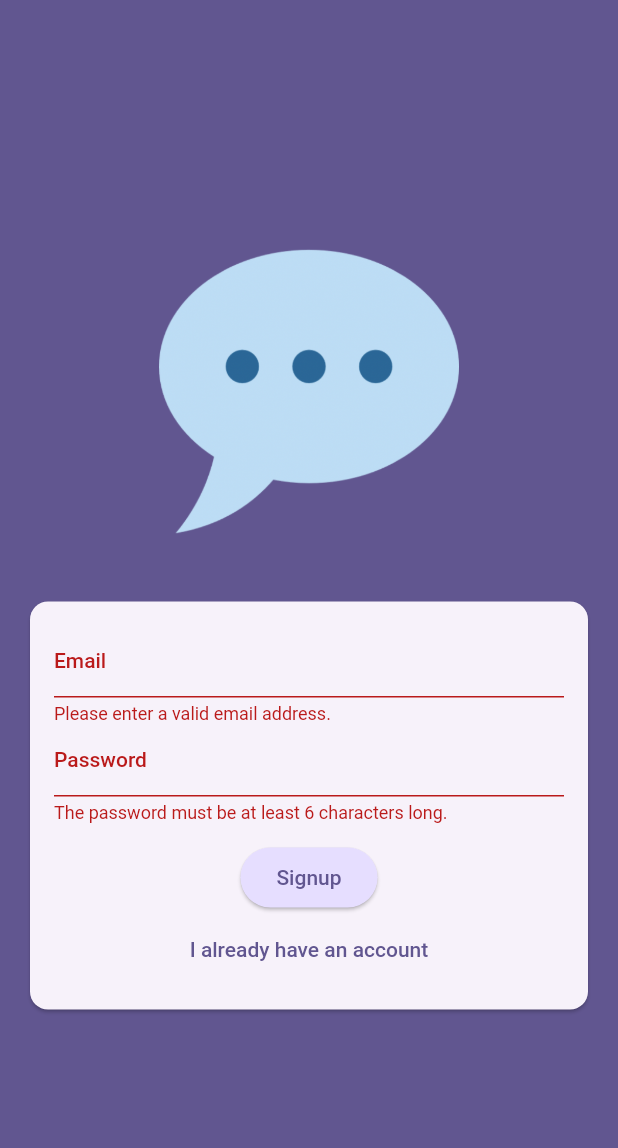
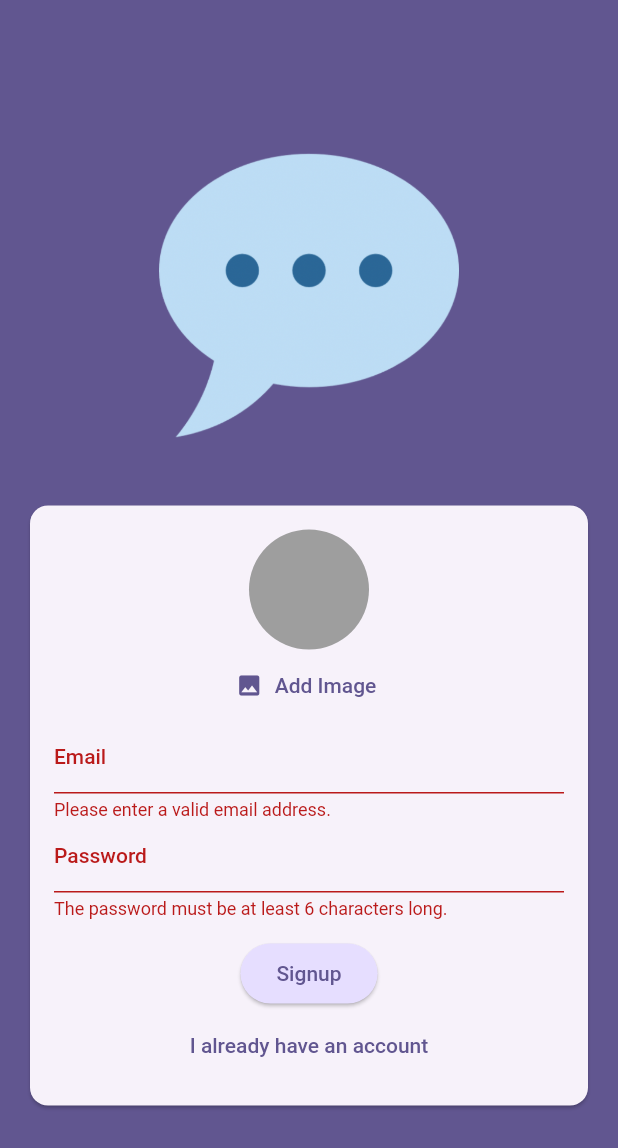
Before and after one commit to ferbucheli/Chat-app, a Flutter app: the screen it shows after launch, after a tap on "Login", after a tap on "Create an account", on a phone screen of 412 x 824 dp. Shown: the top 1148 px of the screen. Run offline on Flutter 3.47's test engine with Material 2 defaults, Android fonts, the phone set to English and light mode, and no system bars; our stand-ins replace firebase_auth, firebase_core, firebase_storage, image_picker; accounts and stored records are empty; generated files the repository leaves out were written again.

Commit message:
add image upload to Firebase

```diff
--- a/lib/main.dart
+++ b/lib/main.dart
@@ -1,5 +1,6 @@
 import 'package:chat_app/screens/auth.dart';
 import 'package:chat_app/screens/chat.dart';
+import 'package:chat_app/screens/splash.dart';
 import 'package:firebase_auth/firebase_auth.dart';
 import 'package:flutter/material.dart';
 import 'package:firebase_core/firebase_core.dart';
@@ -29,6 +30,9 @@ class App extends StatelessWidget {
       home: StreamBuilder(
         stream: FirebaseAuth.instance.authStateChanges(),
         builder: (ctx, snapshot) {
+          if (snapshot.connectionState == ConnectionState.waiting) {
+            return const SplashScreen();
+          }
           if (snapshot.hasData) {
             return const ChatScreen();
           }
--- a/lib/screens/auth.dart
+++ b/lib/screens/auth.dart
@@ -1,3 +1,7 @@
+import 'dart:io';
+
+import 'package:chat_app/widgets/user_image_picker.dart';
+import 'package:firebase_storage/firebase_storage.dart';
 import 'package:flutter/material.dart';
 import 'package:firebase_auth/firebase_auth.dart';
 
@@ -15,10 +19,21 @@ class _AuthScreenState extends State<AuthScreen> {
   var _isLogin = true;
   var _enteredEmail = '';
   var _enteredPassword = '';
+  File? _selectedImage;
 
   void _submit() async {
     final isValid = _formKey.currentState!.validate();
     if (!isValid) {
+      return;
+    }
+    if (!_isLogin && _selectedImage == null) {
+      ScaffoldMessenger.of(context).clearSnackBars();
+      ScaffoldMessenger.of(context).showSnackBar(
+        SnackBar(
+          content: Text('Please pick an image.'),
+          backgroundColor: Theme.of(context).colorScheme.error,
+        ),
+      );
       return;
     }
     FocusScope.of(context).unfocus();
@@ -30,6 +45,13 @@ class _AuthScreenState extends State<AuthScreen> {
       } else {
         final userCredentials = await _firebase.createUserWithEmailAndPassword(
             email: _enteredEmail, password: _enteredPassword);
+        final storageRef = FirebaseStorage.instance
+            .ref()
+            .child('user_images')
+            .child('${userCredentials.user!.uid}.jpg');
+
+        await storageRef.putFile(_selectedImage!);
+        final imageUrl = await storageRef.getDownloadURL();
       }
     } on FirebaseAuthException catch (error) {
       var message = 'An error occurred, please check your credentials!';
@@ -75,6 +97,12 @@ class _AuthScreenState extends State<AuthScreen> {
                     child: Column(
                       mainAxisSize: MainAxisSize.min,
                       children: [
+                        if (!_isLogin)
+                          UserImagePicker(
+                            onPickImage: (pickedImage) {
+                              _selectedImage = pickedImage;
+                            },
+                          ),
                         TextFormField(
                           decoration: const InputDecoration(
                             labelText: 'Email',
--- /dev/null
+++ b/lib/screens/splash.dart
@@ -0,0 +1,17 @@
+import 'package:flutter/material.dart';
+
+class SplashScreen extends StatelessWidget {
+  const SplashScreen({super.key});
+
+  @override
+  Widget build(BuildContext context) {
+    return Scaffold(
+      appBar: AppBar(
+        title: const Text('FlutterChat'),
+      ),
+      body: const Center(
+        child: Text('Logging...'),
+      ),
+    );
+  }
+}
--- /dev/null
+++ b/lib/widgets/user_image_picker.dart
@@ -0,0 +1,52 @@
+import 'dart:io';
+
+import 'package:flutter/material.dart';
+import 'package:image_picker/image_picker.dart';
+
+class UserImagePicker extends StatefulWidget {
+  const UserImagePicker({super.key, required this.onPickImage});
+  final void Function(File pickedImage) onPickImage;
+  @override
+  State<UserImagePicker> createState() => _UserImagePickerState();
+}
+
+class _UserImagePickerState extends State<UserImagePicker> {
+  File? _pickedImageFile;
+
+  void _pickImage() async {
+    final pickedImage = await ImagePicker().pickImage(
+      source: ImageSource.gallery,
+      maxWidth: 150,
+      imageQuality: 50,
+    );
+    if (pickedImage == null) return;
+    setState(() {
+      _pickedImageFile = File(pickedImage.path);
+    });
+    widget.onPickImage(_pickedImageFile!);
+  }
+
+  @override
+  Widget build(BuildContext context) {
+    return Column(
+      children: [
+        CircleAvatar(
+          radius: 40,
+          backgroundColor: Colors.grey,
+          foregroundImage:
+              _pickedImageFile != null ? FileImage(_pickedImageFile!) : null,
+        ),
+        TextButton.icon(
+          onPressed: _pickImage,
+          icon: const Icon(Icons.image),
+          label: Text(
+            'Add Image',
+            style: TextStyle(
+              color: Theme.of(context).colorScheme.primary,
+            ),
+          ),
+        ),
+      ],
+    );
+  }
+}
--- a/pubspec.yaml
+++ b/pubspec.yaml
@@ -36,6 +36,8 @@ dependencies:
   cupertino_icons: ^1.0.2
   firebase_core: ^2.13.0
   firebase_auth: ^4.6.1
+  firebase_storage: ^11.2.1
+  image_picker: ^0.8.7+5
 
 dev_dependencies:
   flutter_test:
```
Also changed, not shown: lib/screens/chat.dart (+10 -0 lines), pubspec.lock.
